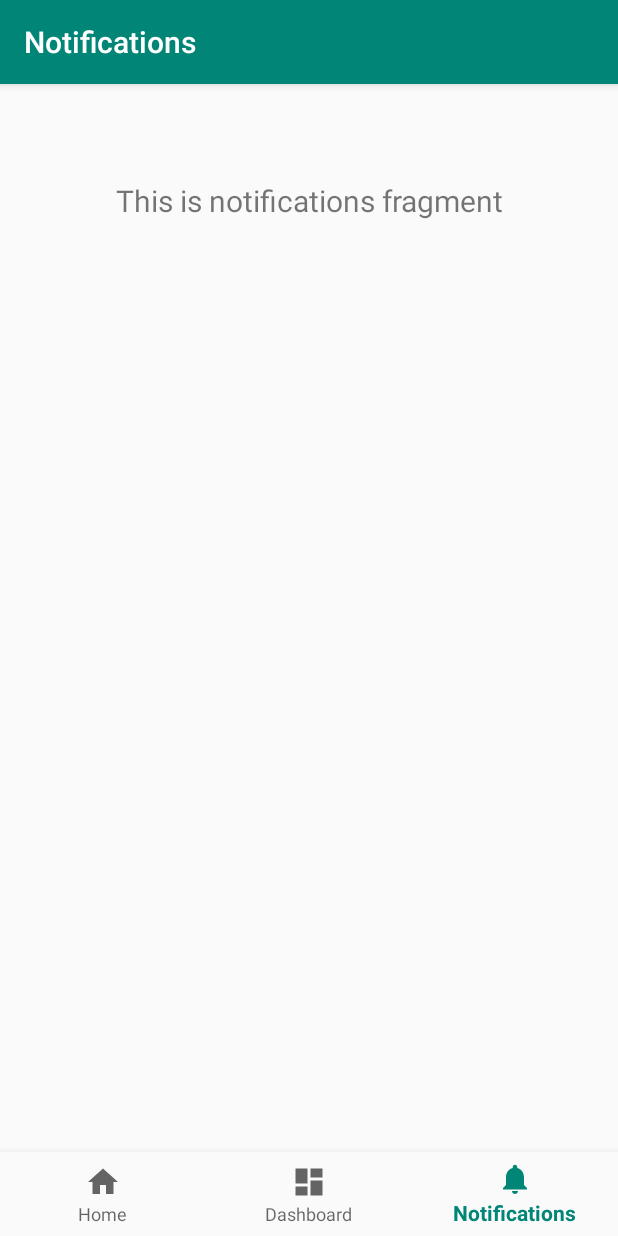
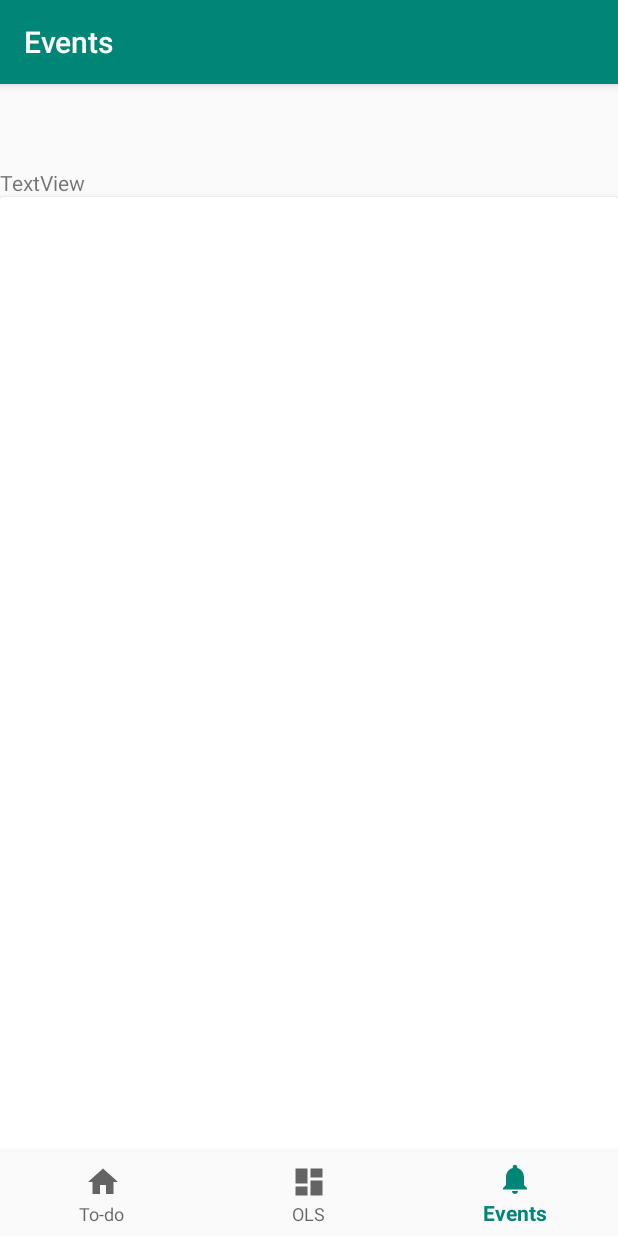
Before and after one commit to josephchen1/Connexeter, an Android app: the NotificationsFragment screen opened through its navigation route, on a phone screen of 412 x 824 dp. Run offline under Robolectric (Android 15) with nearby library versions, the phone set to English and light mode, and no system bars; our stand-ins replace navigation-ui; 2 statements that could not run were skipped.

Commit message:
Update to-do

```diff
--- a/app/src/main/java/com/example/connexeter/ui/home/HomeFragment.java
+++ b/app/src/main/java/com/example/connexeter/ui/home/HomeFragment.java
@@ -64,7 +64,7 @@ public class HomeFragment extends Fragment {
                         tasksNum.setText("Number of tasks: " + tasks.size());
                         FileHelper.writeData(tasks, getActivity());
 
-                        Toast.makeText(getActivity(), "Item Added", Toast.LENGTH_SHORT).show();
+                        Toast.makeText(getActivity(), "Task Created", Toast.LENGTH_SHORT).show();
                         break;
                 }
             }
@@ -74,8 +74,9 @@ public class HomeFragment extends Fragment {
             public void onItemClick(AdapterView<?> parent, View view, int position, long id) {
                 tasks.remove(position);
                 adapter.notifyDataSetChanged();
+                FileHelper.writeData(tasks, getActivity());
                 tasksNum.setText("Number of tasks: " + tasks.size());
-                Toast.makeText(getActivity(), "Delete", Toast.LENGTH_SHORT).show();
+                Toast.makeText(getActivity(), "Task Completed", Toast.LENGTH_SHORT).show();
             }
         });
         return view;
--- a/app/src/main/res/layout/fragment_notifications.xml
+++ b/app/src/main/res/layout/fragment_notifications.xml
@@ -1,19 +1,20 @@
 <?xml version="1.0" encoding="utf-8"?>
-<androidx.constraintlayout.widget.ConstraintLayout xmlns:android="http://schemas.android.com/apk/res/android"
+<LinearLayout
     xmlns:app="http://schemas.android.com/apk/res-auto"
+    xmlns:android="http://schemas.android.com/apk/res/android"
+    xmlns:tools="http://schemas.android.com/tools"
     android:layout_width="match_parent"
-    android:layout_height="match_parent">
+    android:layout_height="match_parent"
+    android:orientation="vertical">
 
     <TextView
-        android:id="@+id/text_notifications"
+        android:id="@+id/textView"
         android:layout_width="match_parent"
         android:layout_height="wrap_content"
-        android:layout_marginStart="8dp"
-        android:layout_marginTop="8dp"
-        android:layout_marginEnd="8dp"
-        android:textAlignment="center"
-        android:textSize="20sp"
-        app:layout_constraintEnd_toEndOf="parent"
-        app:layout_constraintStart_toStartOf="parent"
-        app:layout_constraintTop_toTopOf="parent" />
-</androidx.constraintlayout.widget.ConstraintLayout>
+        android:text="TextView" />
+
+    <androidx.cardview.widget.CardView
+        android:layout_width="match_parent"
+        android:layout_height="match_parent" />
+
+</LinearLayout>
--- a/app/src/main/res/menu/bottom_nav_menu.xml
+++ b/app/src/main/res/menu/bottom_nav_menu.xml
@@ -4,16 +4,16 @@
     <item
         android:id="@+id/navigation_home"
         android:icon="@drawable/ic_home_black_24dp"
-        android:title="@string/title_home" />
+        android:title="To-do" />
 
     <item
         android:id="@+id/navigation_dashboard"
         android:icon="@drawable/ic_dashboard_black_24dp"
-        android:title="@string/title_dashboard" />
+        android:title="OLS" />
 
     <item
         android:id="@+id/navigation_notifications"
         android:icon="@drawable/ic_notifications_black_24dp"
-        android:title="@string/title_notifications" />
+        android:title="Events" />
 
 </menu>
--- a/app/src/main/res/navigation/mobile_navigation.xml
+++ b/app/src/main/res/navigation/mobile_navigation.xml
@@ -8,18 +8,18 @@
     <fragment
         android:id="@+id/navigation_home"
         android:name="com.example.connexeter.ui.home.HomeFragment"
-        android:label="@string/title_home"
+        android:label="To-do"
         tools:layout="@layout/fragment_home" />
 
     <fragment
         android:id="@+id/navigation_dashboard"
         android:name="com.example.connexeter.ui.dashboard.DashboardFragment"
-        android:label="@string/title_dashboard"
+        android:label="OLS"
         tools:layout="@layout/fragment_dashboard" />
 
     <fragment
         android:id="@+id/navigation_notifications"
         android:name="com.example.connexeter.ui.notifications.NotificationsFragment"
-        android:label="@string/title_notifications"
+        android:label="Events"
         tools:layout="@layout/fragment_notifications" />
 </navigation>
```
